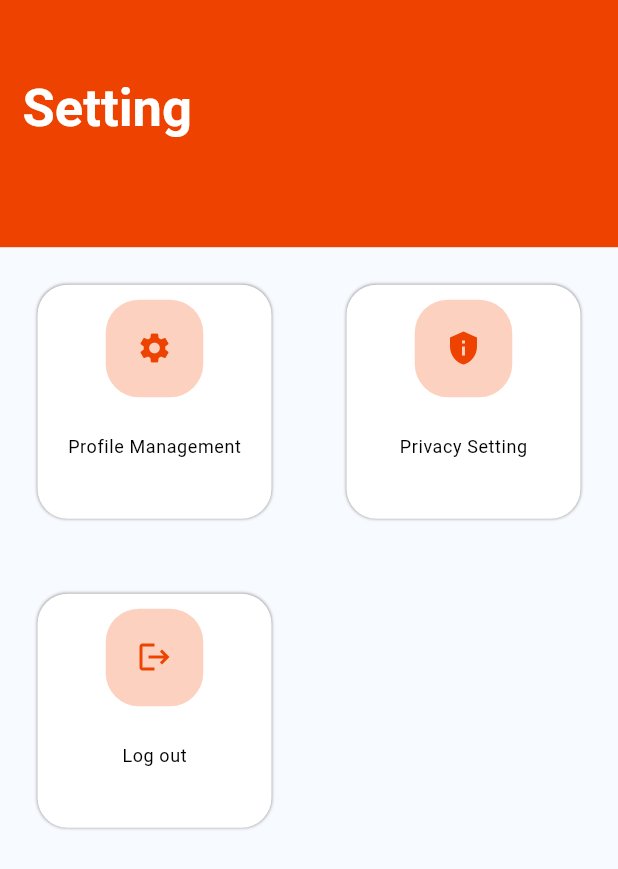
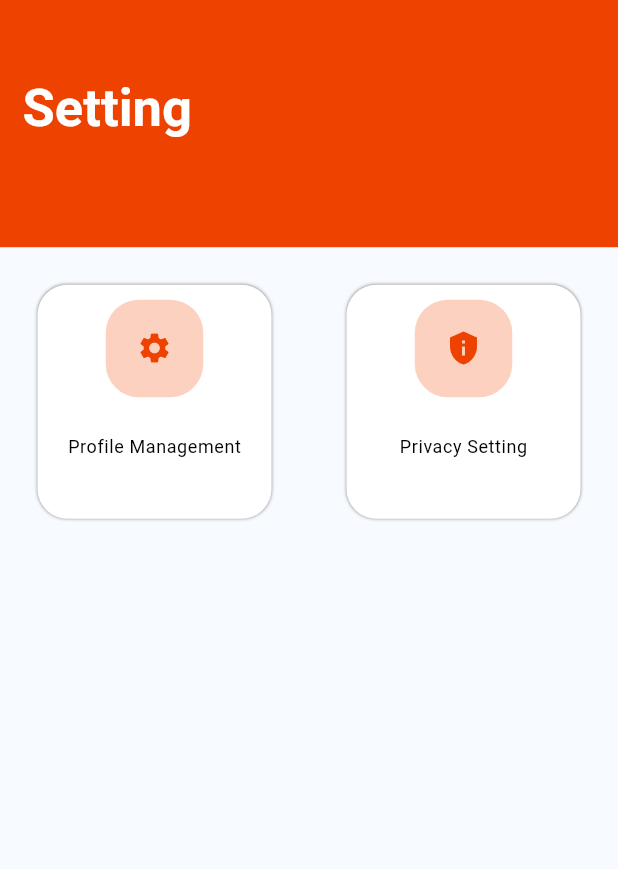
Before and after one commit to mostafamagde/mini_InstaPay, a Flutter app: the SettingView widget shown alone on an empty page, opened directly, on a phone screen of 412 x 824 dp. Shown: the top 869 px of the screen. Run offline on Flutter 3.47's test engine with Material 3 defaults, Android fonts, the phone set to English and light mode, and no system bars; our stand-ins replace bloc, cached_network_image, dartz, dio, flutter_bloc, flutter_screenutil and 3 more; accounts and stored records are empty.

Commit message:
bank managment

```diff
--- a/lib/features/setting_view/presentation/views/setting_view.dart
+++ b/lib/features/setting_view/presentation/views/setting_view.dart
@@ -47,15 +47,7 @@ class SettingView extends StatelessWidget {
                   );
                 },
               ),
-              CustomSmallButton(
-                padding: 25,
-                name: "Log out",
-                icon: Icons.logout,
-                onTap: () async {
-                  await ApiManager().post(ApiConstants.logOut, {},
-                      headers: UserModel.getInstance().token);
-                },
-              ),
+
             ],
           ),
         ),
```
